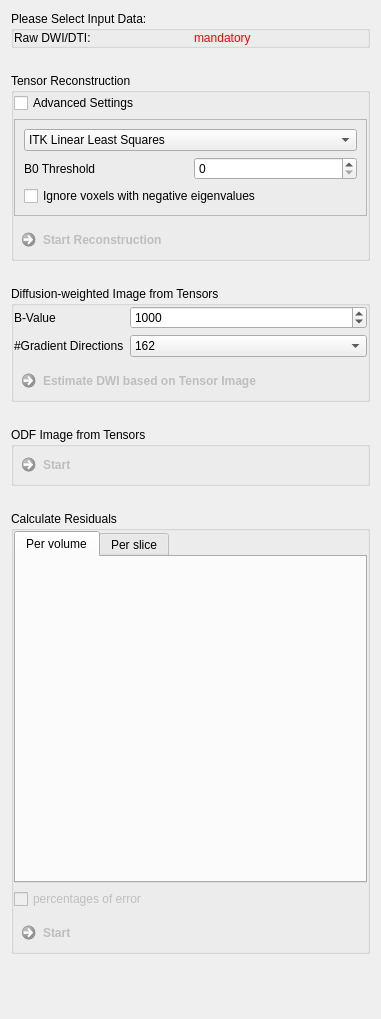
The window that Plugins/org.mitk.gui.qt.diffusionimaging.reconstruction/src/internal/QmitkTensorReconstructionViewControls.ui (MITK/MITK) describes before a commit, drawn with Qt 5.
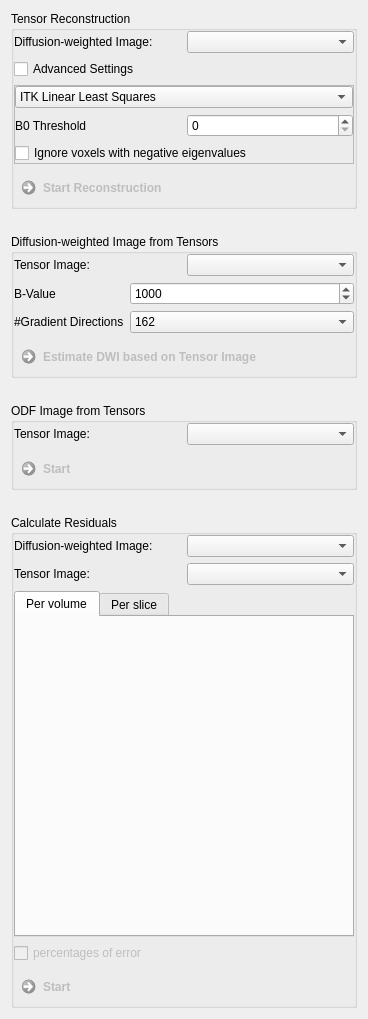
The same window after the commit. Custom widgets are drawn as their Qt base class.

Commit message: Add ds combobox for diffusion views

The edit to the form file:
```diff
--- a/Plugins/org.mitk.gui.qt.diffusionimaging.reconstruction/src/internal/QmitkTensorReconstructionViewControls.ui
+++ b/Plugins/org.mitk.gui.qt.diffusionimaging.reconstruction/src/internal/QmitkTensorReconstructionViewControls.ui
@@ -6,7 +6,7 @@
    <rect>
     <x>0</x>
     <y>0</y>
-    <width>381</width>
+    <width>368</width>
     <height>1019</height>
    </rect>
   </property>
@@ -26,193 +26,81 @@
    <property name="verticalSpacing">
     <number>25</number>
    </property>
-   <item row="0" column="0">
-    <widget class="QGroupBox" name="m_InputData">
-     <property name="title">
-      <string>Please Select Input Data:</string>
-     </property>
-     <layout class="QGridLayout" name="gridLayout">
-      <property name="leftMargin">
-       <number>0</number>
-      </property>
-      <property name="topMargin">
-       <number>0</number>
-      </property>
-      <property name="rightMargin">
-       <number>0</number>
-      </property>
-      <property name="bottomMargin">
-       <number>0</number>
-      </property>
-      <item row="0" column="1">
-       <widget class="QLabel" name="m_DiffusionImageLabel">
-        <property name="toolTip">
-         <string/>
-        </property>
-        <property name="text">
-         <string>&lt;html&gt;&lt;head/&gt;&lt;body&gt;&lt;p&gt;&lt;span style=&quot; color:#ff0000;&quot;&gt;mandatory&lt;/span&gt;&lt;/p&gt;&lt;/body&gt;&lt;/html&gt;</string>
-        </property>
-        <property name="wordWrap">
-         <bool>true</bool>
-        </property>
-       </widget>
-      </item>
-      <item row="0" column="0">
-       <widget class="QLabel" name="label_3">
-        <property name="toolTip">
-         <string/>
-        </property>
-        <property name="text">
-         <string>Raw DWI/DTI:</string>
-        </property>
-       </widget>
-      </item>
-     </layout>
-    </widget>
-   </item>
-   <item row="1" column="0">
-    <widget class="QGroupBox" name="groupBox_2">
-     <property name="title">
-      <string>Tensor Reconstruction</string>
-     </property>
-     <layout class="QGridLayout" name="gridLayout_7">
-      <property name="leftMargin">
-       <number>0</number>
-      </property>
-      <property name="topMargin">
-       <number>0</number>
-      </property>
-      <property name="rightMargin">
-       <number>0</number>
-      </property>
-      <property name="bottomMargin">
-       <number>0</number>
-      </property>
-      <item row="0" column="0">
-       <widget class="QCheckBox" name="m_Advanced1">
-        <property name="text">
-         <string>Advanced Settings</string>
-        </property>
-        <property name="checked">
-         <bool>false</bool>
-        </property>
-       </widget>
-      </item>
-      <item row="1" column="0">
-       <widget class="QFrame" name="frame">
-        <property name="frameShape">
-         <enum>QFrame::StyledPanel</enum>
-        </property>
-        <property name="frameShadow">
-         <enum>QFrame::Raised</enum>
-        </property>
-        <layout class="QGridLayout" name="gridLayout_4">
-         <property name="leftMargin">
-          <number>9</number>
-         </property>
-         <property name="topMargin">
-          <number>9</number>
-         </property>
-         <property name="rightMargin">
-          <number>9</number>
-         </property>
-         <property name="bottomMargin">
-          <number>9</number>
-         </property>
-         <item row="1" column="0">
-          <widget class="QFrame" name="frame_3">
-           <property name="frameShape">
-            <enum>QFrame::NoFrame</enum>
-           </property>
-           <property name="frameShadow">
-            <enum>QFrame::Raised</enum>
-           </property>
-           <layout class="QGridLayout" name="gridLayout_3">
-            <property name="leftMargin">
-             <number>0</number>
-            </property>
-            <property name="topMargin">
-             <number>0</number>
-            </property>
-            <property name="rightMargin">
-             <number>0</number>
-            </property>
-            <property name="bottomMargin">
-             <number>0</number>
-            </property>
-            <item row="1" column="0">
-             <widget class="QLabel" name="m_TensorReconstructionThresholdLabel_2">
-              <property name="text">
-               <string>B0 Threshold</string>
-              </property>
-              <property name="wordWrap">
-               <bool>false</bool>
-              </property>
-             </widget>
-            </item>
-            <item row="1" column="1">
-             <widget class="QSpinBox" name="m_TensorReconstructionThreshold">
-              <property name="maximum">
-               <number>10000</number>
-              </property>
-             </widget>
-            </item>
-           </layout>
-          </widget>
-         </item>
-         <item row="2" column="0">
-          <widget class="QCheckBox" name="m_CheckNegativeEigenvalues">
-           <property name="toolTip">
-            <string>Only influences WLS reconstruction</string>
-           </property>
-           <property name="text">
-            <string>Ignore voxels with negative eigenvalues</string>
-           </property>
-          </widget>
-         </item>
-         <item row="0" column="0">
-          <widget class="QComboBox" name="m_ReconctructionMethodBox">
-           <property name="currentIndex">
-            <number>0</number>
-           </property>
-           <item>
-            <property name="text">
-             <string>ITK Linear Least Squares</string>
-            </property>
-           </item>
-           <item>
-            <property name="text">
-             <string>With correction for negative eigenvalues</string>
-            </property>
-           </item>
-          </widget>
-         </item>
-        </layout>
-       </widget>
-      </item>
-      <item row="2" column="0">
-       <widget class="QCommandLinkButton" name="m_StartReconstruction">
-        <property name="enabled">
-         <bool>false</bool>
-        </property>
-        <property name="toolTip">
-         <string>Select raw DWI!</string>
-        </property>
-        <property name="statusTip">
-         <string/>
-        </property>
-        <property name="whatsThis">
-         <string notr="true"/>
-        </property>
-        <property name="text">
-         <string>Start Reconstruction</string>
-        </property>
-       </widget>
-      </item>
-     </layout>
-    </widget>
-   </item>
    <item row="2" column="0">
+    <widget class="QGroupBox" name="groupBox_4">
+     <property name="title">
+      <string>ODF Image from Tensors</string>
+     </property>
+     <layout class="QGridLayout" name="gridLayout_8">
+      <property name="leftMargin">
+       <number>0</number>
+      </property>
+      <property name="topMargin">
+       <number>0</number>
+      </property>
+      <property name="rightMargin">
+       <number>0</number>
+      </property>
+      <property name="bottomMargin">
+       <number>0</number>
+      </property>
+      <item row="1" column="0">
+       <widget class="QCommandLinkButton" name="m_TensorsToOdfButton">
+        <property name="enabled">
+         <bool>false</bool>
+        </property>
+        <property name="toolTip">
+         <string comment="Calculate ODF value as tensor value in the according direction" extracomment="Calculate ODF value as tensor value in the according direction">Calculate ODF value as tensor value in the according direction</string>
+        </property>
+        <property name="statusTip">
+         <string/>
+        </property>
+        <property name="whatsThis">
+         <string notr="true"/>
+        </property>
+        <property name="text">
+         <string>Start</string>
+        </property>
+       </widget>
+      </item>
+      <item row="0" column="0">
+       <widget class="QFrame" name="frame_7">
+        <property name="frameShape">
+         <enum>QFrame::NoFrame</enum>
+        </property>
+        <property name="frameShadow">
+         <enum>QFrame::Raised</enum>
+        </property>
+        <layout class="QGridLayout" name="gridLayout_10">
+         <property name="leftMargin">
+          <number>0</number>
+         </property>
+         <property name="topMargin">
+          <number>0</number>
+         </property>
+         <property name="rightMargin">
+          <number>0</number>
+         </property>
+         <property name="bottomMargin">
+          <number>0</number>
+         </property>
+         <item row="0" column="1">
+          <widget class="QmitkDataStorageComboBox" name="m_OdfBox"/>
+         </item>
+         <item row="0" column="0">
+          <widget class="QLabel" name="label_4">
+           <property name="text">
+            <string>Tensor Image:</string>
+           </property>
+          </widget>
+         </item>
+        </layout>
+       </widget>
+      </item>
+     </layout>
+    </widget>
+   </item>
+   <item row="1" column="0">
     <widget class="QGroupBox" name="groupBox">
      <property name="title">
       <string>Diffusion-weighted Image from Tensors</string>
@@ -230,7 +118,26 @@
       <property name="bottomMargin">
        <number>0</number>
       </property>
-      <item row="0" column="0">
+      <item row="2" column="0">
+       <widget class="QCommandLinkButton" name="m_TensorsToDWIButton">
+        <property name="enabled">
+         <bool>false</bool>
+        </property>
+        <property name="toolTip">
+         <string>Estimates the original diffusion weighted image based on a reconstructed tensor image.</string>
+        </property>
+        <property name="statusTip">
+         <string/>
+        </property>
+        <property name="whatsThis">
+         <string notr="true"/>
+        </property>
+        <property name="text">
+         <string>Estimate DWI based on Tensor Image</string>
+        </property>
+       </widget>
+      </item>
+      <item row="1" column="0">
        <widget class="QFrame" name="m_TensorsToDWIFrame">
         <property name="frameShape">
          <enum>QFrame::NoFrame</enum>
@@ -359,69 +266,44 @@
         </layout>
        </widget>
       </item>
-      <item row="1" column="0">
-       <widget class="QCommandLinkButton" name="m_TensorsToDWIButton">
-        <property name="enabled">
-         <bool>false</bool>
+      <item row="0" column="0">
+       <widget class="QFrame" name="frame_6">
+        <property name="frameShape">
+         <enum>QFrame::NoFrame</enum>
         </property>
-        <property name="toolTip">
-         <string>Estimates the original diffusion weighted image based on a reconstructed tensor image.</string>
+        <property name="frameShadow">
+         <enum>QFrame::Raised</enum>
         </property>
-        <property name="statusTip">
-         <string/>
-        </property>
-        <property name="whatsThis">
-         <string notr="true"/>
-        </property>
-        <property name="text">
-         <string>Estimate DWI based on Tensor Image</string>
-        </property>
+        <layout class="QGridLayout" name="gridLayout_9">
+         <property name="leftMargin">
+          <number>0</number>
+         </property>
+         <property name="topMargin">
+          <number>0</number>
+         </property>
+         <property name="rightMargin">
+          <number>0</number>
+         </property>
+         <property name="bottomMargin">
+          <number>0</number>
+         </property>
+         <item row="0" column="1">
+          <widget class="QmitkDataStorageComboBox" name="m_DtiBox"/>
+         </item>
+         <item row="0" column="0">
+          <widget class="QLabel" name="label_3">
+           <property name="text">
+            <string>Tensor Image:</string>
+           </property>
+          </widget>
+         </item>
+        </layout>
        </widget>
       </item>
      </layout>
     </widget>
    </item>
    <item row="3" column="0">
-    <widget class="QGroupBox" name="groupBox_4">
-     <property name="title">
-      <string>ODF Image from Tensors</string>
-     </property>
-     <layout class="QGridLayout" name="gridLayout_8">
-      <property name="leftMargin">
-       <number>0</number>
-      </property>
-      <property name="topMargin">
-       <number>0</number>
-      </property>
-      <property name="rightMargin">
-       <number>0</number>
-      </property>
-      <property name="bottomMargin">
-       <number>0</number>
-      </property>
-      <item row="0" column="0">
-       <widget class="QCommandLinkButton" name="m_TensorsToOdfButton">
-        <property name="enabled">
-         <bool>false</bool>
-        </property>
-        <property name="toolTip">
-         <string comment="Calculate ODF value as tensor value in the according direction" extracomment="Calculate ODF value as tensor value in the according direction">Calculate ODF value as tensor value in the according direction</string>
-        </property>
-        <property name="statusTip">
-         <string/>
-        </property>
-        <property name="whatsThis">
-         <string notr="true"/>
-        </property>
-        <property name="text">
-         <string>Start</string>
-        </property>
-       </widget>
-      </item>
-     </layout>
-    </widget>
-   </item>
-   <item row="4" column="0">
     <widget class="QGroupBox" name="groupBox_5">
      <property name="title">
       <string>Calculate Residuals</string>
@@ -604,10 +486,54 @@
         </property>
        </widget>
       </item>
+      <item row="0" column="0">
+       <widget class="QFrame" name="frame_8">
+        <property name="frameShape">
+         <enum>QFrame::NoFrame</enum>
+        </property>
+        <property name="frameShadow">
+         <enum>QFrame::Raised</enum>
+        </property>
+        <layout class="QGridLayout" name="gridLayout_11">
+         <property name="leftMargin">
+          <number>0</number>
+         </property>
+         <property name="topMargin">
+          <number>0</number>
+         </property>
+         <property name="rightMargin">
+          <number>0</number>
+         </property>
+         <property name="bottomMargin">
+          <number>0</number>
+         </property>
+         <item row="0" column="1">
+          <widget class="QmitkDataStorageComboBox" name="m_ResBox1"/>
+         </item>
+         <item row="0" column="0">
+          <widget class="QLabel" name="label_5">
+           <property name="text">
+            <string>Diffusion-weighted Image:</string>
+           </property>
+          </widget>
+         </item>
+         <item row="1" column="0">
+          <widget class="QLabel" name="label_7">
+           <property name="text">
+            <string>Tensor Image:</string>
+           </property>
+          </widget>
+         </item>
+         <item row="1" column="1">
+          <widget class="QmitkDataStorageComboBox" name="m_ResBox2"/>
+         </item>
+        </layout>
+       </widget>
+      </item>
      </layout>
     </widget>
    </item>
-   <item row="5" column="0">
+   <item row="4" column="0">
     <spacer name="verticalSpacer">
      <property name="orientation">
       <enum>Qt::Vertical</enum>
@@ -620,10 +546,191 @@
      </property>
     </spacer>
    </item>
+   <item row="0" column="0">
+    <widget class="QGroupBox" name="groupBox_2">
+     <property name="title">
+      <string>Tensor Reconstruction</string>
+     </property>
+     <layout class="QGridLayout" name="gridLayout_7">
+      <property name="leftMargin">
+       <number>0</number>
+      </property>
+      <property name="topMargin">
+       <number>0</number>
+      </property>
+      <property name="rightMargin">
+       <number>0</number>
+      </property>
+      <property name="bottomMargin">
+       <number>0</number>
+      </property>
+      <item row="2" column="1">
+       <widget class="QCheckBox" name="m_Advanced1">
+        <property name="text">
+         <string>Advanced Settings</string>
+        </property>
+        <property name="checked">
+         <bool>false</bool>
+        </property>
+       </widget>
+      </item>
+      <item row="4" column="1">
+       <widget class="QCommandLinkButton" name="m_StartReconstruction">
+        <property name="enabled">
+         <bool>false</bool>
+        </property>
+        <property name="toolTip">
+         <string>Select raw DWI!</string>
+        </property>
+        <property name="statusTip">
+         <string/>
+        </property>
+        <property name="whatsThis">
+         <string notr="true"/>
+        </property>
+        <property name="text">
+         <string>Start Reconstruction</string>
+        </property>
+       </widget>
+      </item>
+      <item row="3" column="1">
+       <widget class="QFrame" name="frame">
+        <property name="frameShape">
+         <enum>QFrame::StyledPanel</enum>
+        </property>
+        <property name="frameShadow">
+         <enum>QFrame::Raised</enum>
+        </property>
+        <layout class="QGridLayout" name="gridLayout_4">
+         <property name="leftMargin">
+          <number>0</number>
+         </property>
+         <property name="topMargin">
+          <number>0</number>
+         </property>
+         <property name="rightMargin">
+          <number>0</number>
+         </property>
+         <property name="bottomMargin">
+          <number>0</number>
+         </property>
+         <item row="1" column="0">
+          <widget class="QFrame" name="frame_3">
+           <property name="frameShape">
+            <enum>QFrame::NoFrame</enum>
+           </property>
+           <property name="frameShadow">
+            <enum>QFrame::Raised</enum>
+           </property>
+           <layout class="QGridLayout" name="gridLayout_3">
+            <property name="leftMargin">
+             <number>0</number>
+            </property>
+            <property name="topMargin">
+             <number>0</number>
+            </property>
+            <property name="rightMargin">
+             <number>0</number>
+            </property>
+            <property name="bottomMargin">
+             <number>0</number>
+            </property>
+            <item row="1" column="0">
+             <widget class="QLabel" name="m_TensorReconstructionThresholdLabel_2">
+              <property name="text">
+               <string>B0 Threshold</string>
+              </property>
+              <property name="wordWrap">
+               <bool>false</bool>
+              </property>
+             </widget>
+            </item>
+            <item row="1" column="1">
+             <widget class="QSpinBox" name="m_TensorReconstructionThreshold">
+              <property name="maximum">
+               <number>10000</number>
+              </property>
+             </widget>
+            </item>
+           </layout>
+          </widget>
+         </item>
+         <item row="2" column="0">
+          <widget class="QCheckBox" name="m_CheckNegativeEigenvalues">
+           <property name="toolTip">
+            <string>Only influences WLS reconstruction</string>
+           </property>
+           <property name="text">
+            <string>Ignore voxels with negative eigenvalues</string>
+           </property>
+          </widget>
+         </item>
+         <item row="0" column="0">
+          <widget class="QComboBox" name="m_ReconctructionMethodBox">
+           <property name="currentIndex">
+            <number>0</number>
+           </property>
+           <item>
+            <property name="text">
+             <string>ITK Linear Least Squares</string>
+            </property>
+           </item>
+           <item>
+            <property name="text">
+             <string>With correction for negative eigenvalues</string>
+            </property>
+           </item>
+          </widget>
+         </item>
+        </layout>
+       </widget>
+      </item>
+      <item row="0" column="1">
+       <widget class="QFrame" name="frame_2">
+        <property name="frameShape">
+         <enum>QFrame::NoFrame</enum>
+        </property>
+        <property name="frameShadow">
+         <enum>QFrame::Raised</enum>
+        </property>
+        <layout class="QGridLayout" name="gridLayout">
+         <property name="leftMargin">
+          <number>0</number>
+         </property>
+         <property name="topMargin">
+          <number>0</number>
+         </property>
+         <property name="rightMargin">
+          <number>0</number>
+         </property>
+         <property name="bottomMargin">
+          <number>0</number>
+         </property>
+         <item row="0" column="1">
+          <widget class="QmitkDataStorageComboBox" name="m_DwiBox"/>
+         </item>
+         <item row="0" column="0">
+          <widget class="QLabel" name="label">
+           <property name="text">
+            <string>Diffusion-weighted Image:</string>
+           </property>
+          </widget>
+         </item>
+        </layout>
+       </widget>
+      </item>
+     </layout>
+    </widget>
+   </item>
   </layout>
  </widget>
  <layoutdefault spacing="6" margin="11"/>
  <customwidgets>
+  <customwidget>
+   <class>QmitkDataStorageComboBox</class>
+   <extends>QComboBox</extends>
+   <header location="global">QmitkDataStorageComboBox.h</header>
+  </customwidget>
   <customwidget>
    <class>QmitkResidualAnalysisWidget</class>
    <extends>QWidget</extends>
```
The commit also changes 24 other files.
